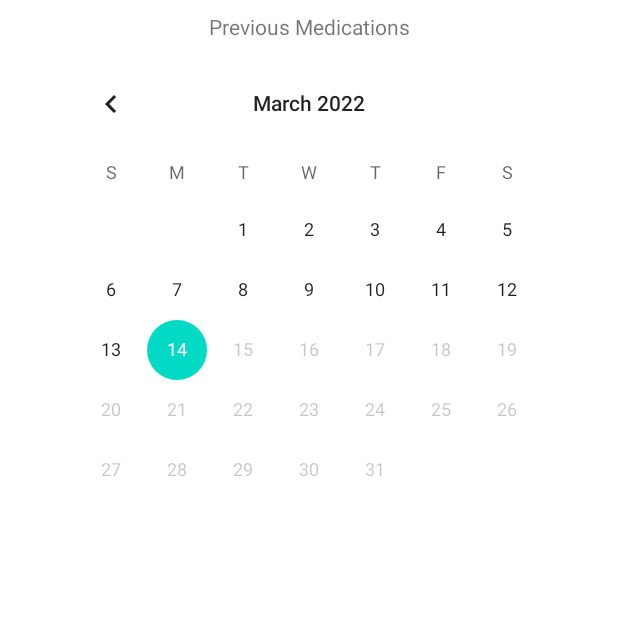
After one commit to ETS-Android3/Project, an Android app: the calendarView screen opened directly, with no data from a screen before it, on a phone screen of 412 x 824 dp, the top half of it. The commit adds this screen. Run offline under Robolectric (Android 15) with nearby library versions, the phone set to English and light mode, and no system bars.

Commit message:
Calendar Page Started

```diff
--- a/MedicationReminderApplication/app/src/main/AndroidManifest.xml
+++ b/MedicationReminderApplication/app/src/main/AndroidManifest.xml
@@ -13,6 +13,9 @@
         android:roundIcon="@mipmap/ic_launcher_round"
         android:supportsRtl="true"
         android:theme="@style/Theme.MedicationReminderApplication.NoActionBar">
+        <activity
+            android:name=".calendarView"
+            android:exported="true" />
         <activity
             android:name=".nextMeds"
             android:exported="false" />
--- a/MedicationReminderApplication/app/src/main/java/com/example/medicationreminderapplication/DataController.java
+++ b/MedicationReminderApplication/app/src/main/java/com/example/medicationreminderapplication/DataController.java
@@ -602,6 +602,8 @@ public class DataController {
     }
 //Adds a taken Time for a medication
     void medTaken(Medication medication, LocalDateTime localDateTime){
-
+        int index = medIndex(medication.toString());
+        MedicationList.get(index).prevTakenAt.put(localDateTime.toString(), Boolean.TRUE);
+        writeToFile();
     }
 }
--- /dev/null
+++ b/MedicationReminderApplication/app/src/main/java/com/example/medicationreminderapplication/calendarView.java
@@ -0,0 +1,29 @@
+package com.example.medicationreminderapplication;
+
+import androidx.annotation.NonNull;
+import androidx.appcompat.app.AppCompatActivity;
+
+import android.os.Bundle;
+import android.widget.CalendarView;
+
+import java.time.LocalDate;
+import java.time.LocalDateTime;
+import java.time.ZoneId;
+import java.util.Calendar;
+
+public class calendarView extends AppCompatActivity {
+
+    @Override
+    protected void onCreate(Bundle savedInstanceState) {
+        super.onCreate(savedInstanceState);
+        setContentView(R.layout.activity_calendar_view);
+        CalendarView calendarView = findViewById(R.id.calendarView);
+        calendarView.setMaxDate(LocalDateTime.now().atZone(ZoneId.systemDefault()).toInstant().toEpochMilli());
+        calendarView.setOnDateChangeListener(new CalendarView.OnDateChangeListener() {
+            @Override
+            public void onSelectedDayChange(@NonNull CalendarView view, int year, int month, int dayOfMonth) {
+
+            }
+        });
+    }
+}
--- a/MedicationReminderApplication/app/src/main/java/com/example/medicationreminderapplication/mainPage.java
+++ b/MedicationReminderApplication/app/src/main/java/com/example/medicationreminderapplication/mainPage.java
@@ -110,6 +110,10 @@ public class mainPage extends AppCompatActivity {
         startActivity(intent);
     }
 
+    public void onCalendarClick(View view){
+        Intent intent = new Intent(mainPage.this, calendarView.class);
+        startActivity(intent);
+    }
 //Open New med popup without pre-submitting information
     @SuppressLint("ClickableViewAccessibility")
     void OpenNewMedsPopup(){
@@ -349,5 +353,4 @@ public class mainPage extends AppCompatActivity {
         }
     }
 
-
 }
--- /dev/null
+++ b/MedicationReminderApplication/app/src/main/res/layout/activity_calendar_view.xml
@@ -0,0 +1,27 @@
+<?xml version="1.0" encoding="utf-8"?>
+<androidx.constraintlayout.widget.ConstraintLayout xmlns:android="http://schemas.android.com/apk/res/android"
+    xmlns:app="http://schemas.android.com/apk/res-auto"
+    xmlns:tools="http://schemas.android.com/tools"
+    android:layout_width="match_parent"
+    android:layout_height="match_parent"
+    tools:context=".calendarView">
+
+    <CalendarView
+        android:id="@+id/calendarView"
+        android:layout_width="wrap_content"
+        android:layout_height="wrap_content"
+        android:layout_marginTop="8dp"
+        app:layout_constraintEnd_toEndOf="parent"
+        app:layout_constraintStart_toStartOf="parent"
+        app:layout_constraintTop_toBottomOf="@+id/textView9" />
+
+    <TextView
+        android:id="@+id/textView9"
+        android:layout_width="wrap_content"
+        android:layout_height="wrap_content"
+        android:layout_marginTop="8dp"
+        android:text="Previous Medications"
+        app:layout_constraintEnd_toEndOf="parent"
+        app:layout_constraintStart_toStartOf="parent"
+        app:layout_constraintTop_toTopOf="parent" />
+</androidx.constraintlayout.widget.ConstraintLayout>
--- a/MedicationReminderApplication/app/src/main/res/layout/activity_main_page.xml
+++ b/MedicationReminderApplication/app/src/main/res/layout/activity_main_page.xml
@@ -23,6 +23,7 @@
         android:layout_height="wrap_content"
         android:layout_marginStart="14dp"
         android:layout_marginBottom="16dp"
+        android:onClick="onCalendarClick"
         android:text="Calendar"
         app:layout_constraintBottom_toBottomOf="parent"
         app:layout_constraintStart_toStartOf="parent" />
```
